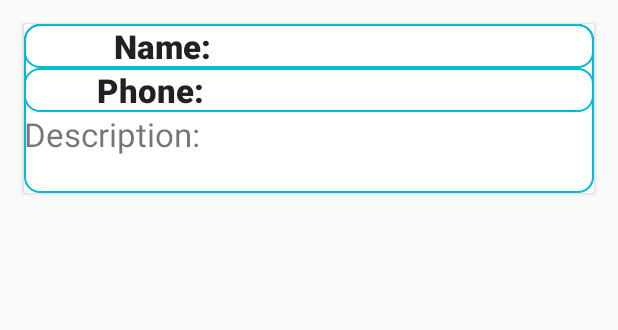
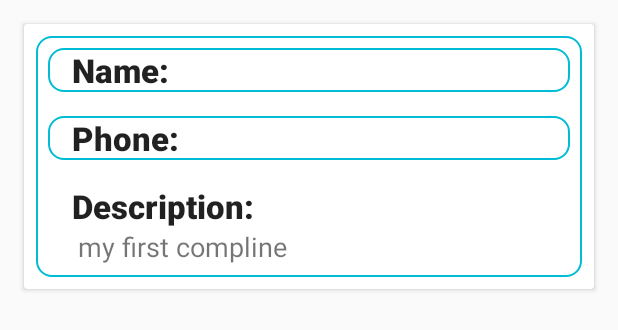
Before and after one commit to mmahmoudothman/AppRecycler, an Android app: the layout post_list_item.xml on its own in the app's theme, with its tools: preview values and no code run, on a phone screen of 412 x 824 dp. Shown: the top 330 px of the screen. Run offline under Robolectric (Android 15) with nearby library versions, the phone set to English and light mode, and no system bars.

Commit message:
Finish all

```diff
--- a/app/build.gradle
+++ b/app/build.gradle
@@ -54,4 +54,5 @@ dependencies {
     androidTestImplementation 'com.android.support.test:runner:1.0.2'
     androidTestImplementation 'com.android.support.test.espresso:espresso-core:3.0.2'
 }
+
 apply plugin: 'com.google.gms.google-services'
--- a/app/src/main/java/com/example/osos/apprecycler/LoginActivity.java
+++ b/app/src/main/java/com/example/osos/apprecycler/LoginActivity.java
@@ -39,7 +39,7 @@ public class LoginActivity extends AppCompatActivity {
 
 
 
-        FirebaseApp.initializeApp(this);
+//        FirebaseApp.initializeApp(this);
         //Get Firebase auth instance
         auth = FirebaseAuth.getInstance();
 
--- a/app/src/main/java/com/example/osos/apprecycler/Maps.java
+++ b/app/src/main/java/com/example/osos/apprecycler/Maps.java
@@ -123,7 +123,7 @@ public class Maps extends FragmentActivity implements OnMapReadyCallback ,
 
 
             //show marker
-            mMap.addMarker(new MarkerOptions().position(new LatLng(latitude, longitude)).title("your position"));
+//            mMap.addMarker(new MarkerOptions().position(new LatLng(latitude, longitude)).title("your position"));
             //Animate camera to your position
             mMap.animateCamera(CameraUpdateFactory.newLatLngZoom(new LatLng(latitude, longitude), 15.0f));
         }
@@ -184,6 +184,7 @@ public class Maps extends FragmentActivity implements OnMapReadyCallback ,
                 Intent markerIntent= new Intent(Maps.this,SendActivity.class);
                 markerIntent.putExtra("name",marker.getTitle());
                 startActivity(markerIntent);
+                finish();
             }
         });
 
--- a/app/src/main/java/com/example/osos/apprecycler/RequrestActivity.java
+++ b/app/src/main/java/com/example/osos/apprecycler/RequrestActivity.java
@@ -94,7 +94,7 @@ public class RequrestActivity extends AppCompatActivity {
                             Toast.makeText(RequrestActivity.this, " Submit success", Toast.LENGTH_LONG).show();
                             Intent mainIntent = new Intent(RequrestActivity.this, MainActivity.class);
                             startActivity(mainIntent);
-
+                            finish();
                             }
                             else {
                                 Toast.makeText(RequrestActivity.this, " Failed", Toast.LENGTH_LONG).show();
--- a/app/src/main/res/layout/post_list_item.xml
+++ b/app/src/main/res/layout/post_list_item.xml
@@ -4,6 +4,7 @@
     android:layout_width="match_parent"
     android:layout_height="wrap_content"
     android:layout_margin="16dp"
+    android:background="@color/btn_login_bg"
     android:orientation="vertical">
 
 
@@ -11,19 +12,22 @@
         android:layout_width="match_parent"
         android:background="@drawable/round_bg"
         android:layout_height="wrap_content"
+        android:layout_margin="8dp"
         android:orientation="vertical">
 
 
         <LinearLayout
             android:layout_width="match_parent"
             android:layout_height="wrap_content"
+            android:layout_margin="8dp"
             android:orientation="horizontal"
             android:background="@drawable/round_bg">
 
             <TextView
                 android:layout_width="0dp"
                 android:layout_weight="1"
-                android:gravity="center_horizontal|center_vertical"
+                android:paddingLeft="16dp"
+                android:gravity="center_vertical"
                 android:textSize="22dp"
                 android:layout_height="match_parent"
                 android:textAppearance="@style/TextAppearance.AppCompat.Body2"
@@ -45,6 +49,7 @@
   <LinearLayout
             android:layout_width="match_parent"
             android:layout_height="wrap_content"
+      android:layout_margin="8dp"
             android:orientation="horizontal"
             android:background="@drawable/round_bg">
 
@@ -52,7 +57,8 @@
                 android:layout_width="0dp"
                 android:textSize="22dp"
                 android:layout_weight="1"
-                android:gravity="center_horizontal|center_vertical"
+                android:paddingLeft="16dp"
+                android:gravity="center_vertical"
                 android:layout_height="match_parent"
                 android:paddingRight="16dp"
                 android:textAppearance="@style/TextAppearance.AppCompat.Body2"
@@ -77,12 +83,17 @@
         <LinearLayout
             android:layout_width="match_parent"
             android:layout_height="wrap_content"
+            android:layout_margin="8dp"
             android:orientation="vertical">
 
 
             <TextView
                 android:layout_width="match_parent"
                 android:textSize="22dp"
+                android:paddingLeft="16dp"
+                android:gravity="center_vertical"
+                android:textAppearance="@style/TextAppearance.AppCompat.Body2"
+                android:textStyle="bold"
                 android:layout_weight="1"
                 android:layout_height="match_parent"
                 android:text="Description: "
@@ -92,7 +103,8 @@
                 android:id="@+id/list_post_description"
                 android:layout_width="match_parent"
                 android:textSize="18dp"
-                android:layout_marginLeft="8dp"
+                android:layout_marginLeft="20dp"
+                android:text="my first compline"
                 android:layout_height="wrap_content"
                 />
 
```
Also changed, not shown: app/src/main/res/layout/request_list_item.xml (+18 -25 lines), 1 other file.
